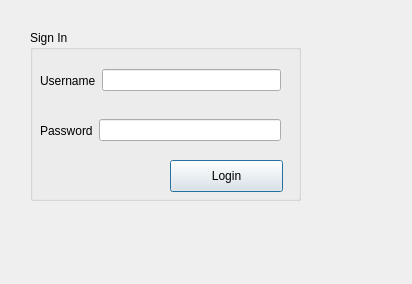
Qt form GUI3/GUI3/logindialog.ui (Kbarrera123/StudBudget) before a commit.
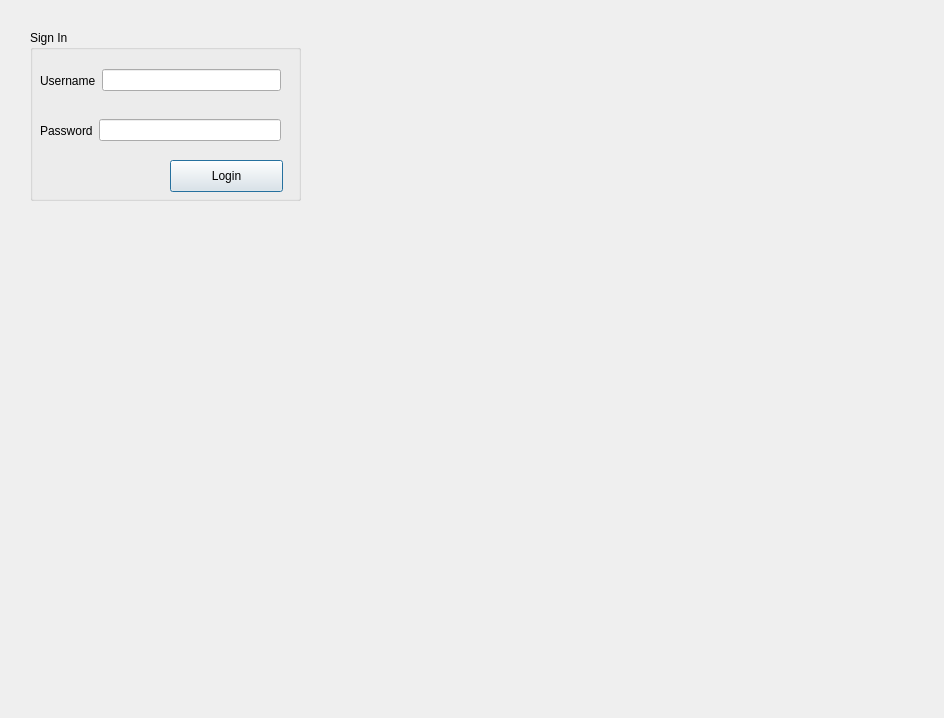
The same form after that commit.

Commit message: Made windows bigger

```diff
--- a/GUI3/GUI3/logindialog.ui
+++ b/GUI3/GUI3/logindialog.ui
@@ -6,8 +6,8 @@
    <rect>
     <x>0</x>
     <y>0</y>
-    <width>412</width>
-    <height>284</height>
+    <width>944</width>
+    <height>718</height>
    </rect>
   </property>
   <property name="windowTitle">
```
The commit also changes 2 other files.
